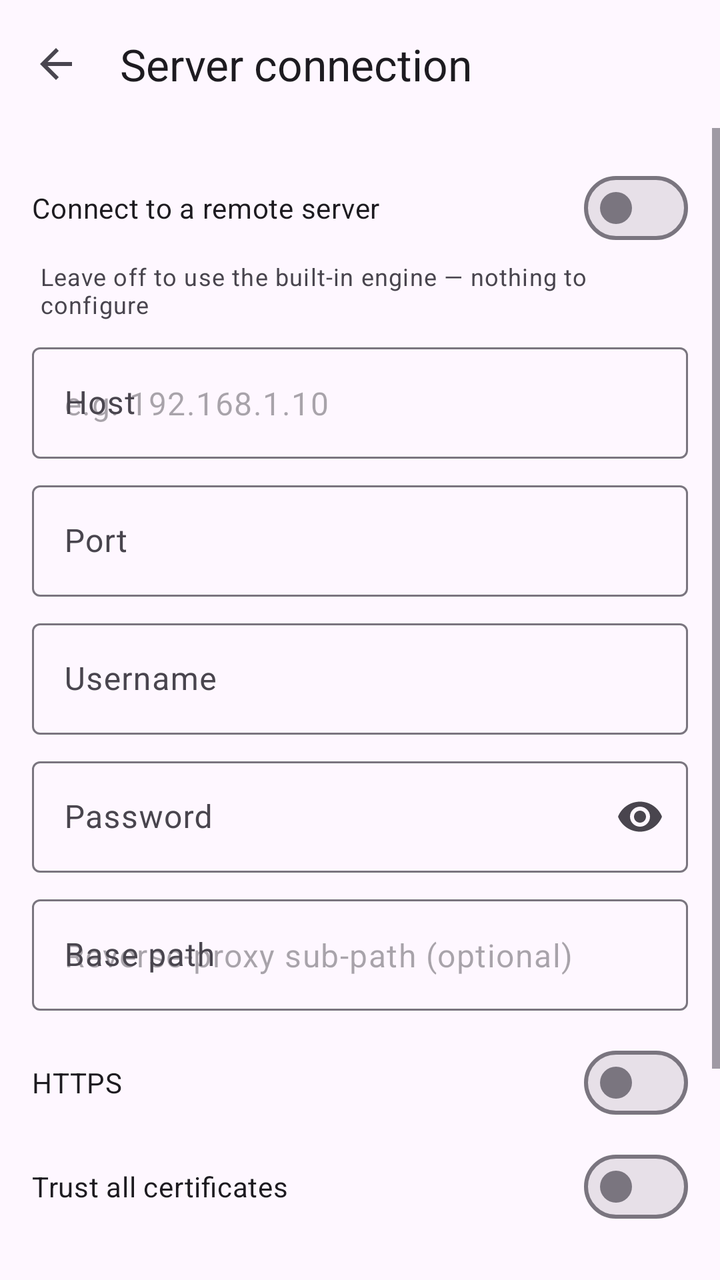
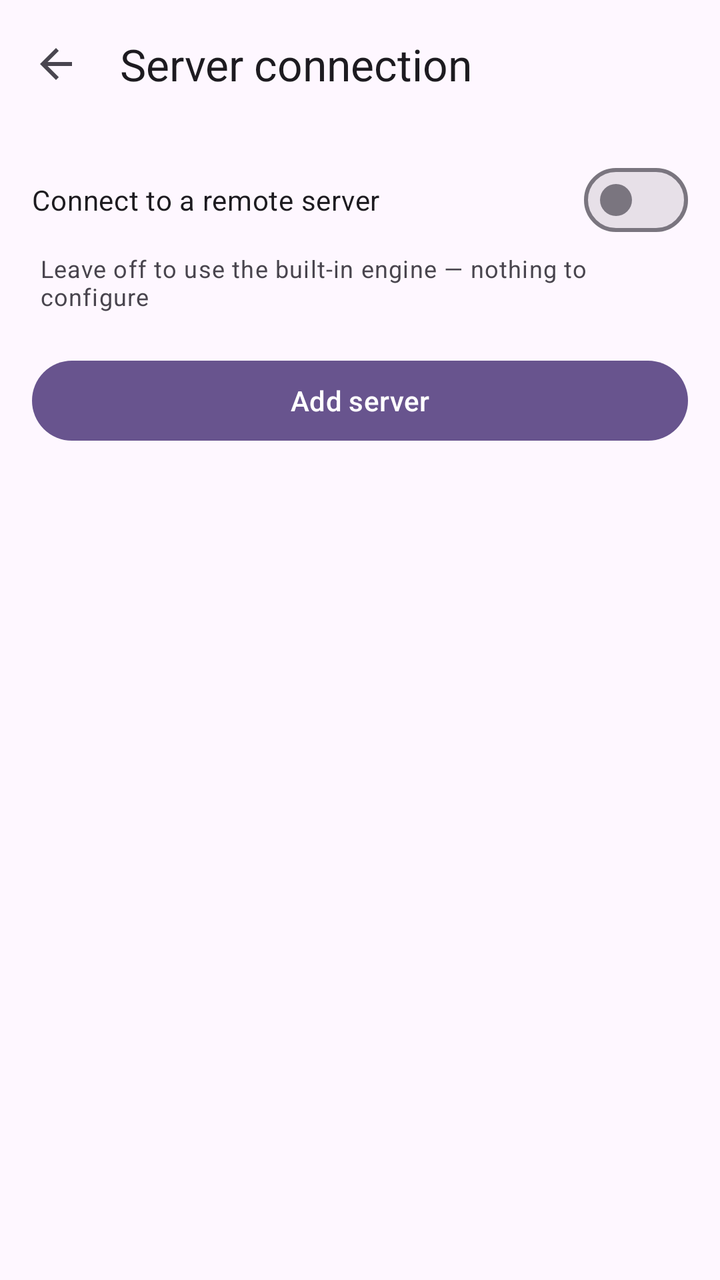

Screens rendered from an Android XML layout before and after an edit, with the pre-edit source and the edit as a unified diff.
<!-- AndroidManifest.xml: application theme AppTheme -->
<!-- res/layout/activity_server_settings.xml -->
<?xml version="1.0" encoding="utf-8"?>
<LinearLayout xmlns:android="http://schemas.android.com/apk/res/android"
    xmlns:app="http://schemas.android.com/apk/res-auto"
    android:layout_width="match_parent"
    android:layout_height="match_parent"
    android:orientation="vertical">

    <com.google.android.material.appbar.AppBarLayout
        android:layout_width="match_parent"
        android:layout_height="wrap_content"
        android:fitsSystemWindows="true"
        app:liftOnScroll="false"
        app:statusBarForeground="?attr/colorSurface">

        <androidx.appcompat.widget.Toolbar
            android:id="@+id/toolbar"
            android:layout_width="match_parent"
            android:layout_height="?attr/actionBarSize"
            android:background="?attr/colorSurface"
            app:navigationIcon="?attr/homeAsUpIndicator"
            app:title="@string/settings_server_connection" />
    </com.google.android.material.appbar.AppBarLayout>

    <ScrollView
        android:id="@+id/serverScroll"
        android:layout_width="match_parent"
        android:layout_height="match_parent"
        android:scrollbars="vertical">

        <LinearLayout
            android:layout_width="match_parent"
            android:layout_height="wrap_content"
            android:orientation="vertical"
            android:padding="16dp">

            <com.google.android.material.materialswitch.MaterialSwitch
                android:id="@+id/remoteSwitch"
                android:layout_width="match_parent"
                android:layout_height="wrap_content"
                android:text="@string/settings_remote_switch" />

            <TextView
                android:id="@+id/remoteSwitchSub"
                android:layout_width="match_parent"
                android:layout_height="wrap_content"
                android:layout_marginStart="4dp"
                android:layout_marginTop="2dp"
                android:layout_marginBottom="8dp"
                android:text="@string/settings_remote_switch_sub"
                android:textAppearance="?attr/textAppearanceBodySmall"
                android:textColor="?attr/colorOnSurfaceVariant" />

            <LinearLayout
                android:id="@+id/remoteForm"
                android:layout_width="match_parent"
                android:layout_height="wrap_content"
                android:orientation="vertical">

                <com.google.android.material.textfield.TextInputLayout
                    android:layout_width="match_parent"
                    android:layout_height="wrap_content"
                    android:hint="@string/settings_host_label">

                    <com.google.android.material.textfield.TextInputEditText
                        android:id="@+id/hostInput"
                        android:layout_width="match_parent"
                        android:layout_height="wrap_content"
                        android:hint="@string/settings_host_hint"
                        android:inputType="textUri" />
                </com.google.android.material.textfield.TextInputLayout>

                <com.google.android.material.textfield.TextInputLayout
                    android:layout_width="match_parent"
                    android:layout_height="wrap_content"
                    android:layout_marginTop="8dp"
                    android:hint="@string/settings_port_label">

                    <com.google.android.material.textfield.TextInputEditText
                        android:id="@+id/portInput"
                        android:layout_width="match_parent"
                        android:layout_height="wrap_content"
                        android:inputType="number" />
                </com.google.android.material.textfield.TextInputLayout>

                <com.google.android.material.textfield.TextInputLayout
                    android:layout_width="match_parent"
                    android:layout_height="wrap_content"
                    android:layout_marginTop="8dp"
                    android:hint="@string/settings_username_label">

                    <com.google.android.material.textfield.TextInputEditText
                        android:id="@+id/usernameInput"
                        android:layout_width="match_parent"
                        android:layout_height="wrap_content"
                        android:inputType="text" />
                </com.google.android.material.textfield.TextInputLayout>

                <com.google.android.material.textfield.TextInputLayout
                    android:layout_width="match_parent"
                    android:layout_height="wrap_content"
                    android:layout_marginTop="8dp"
                    android:hint="@string/settings_password_label"
                    app:endIconMode="password_toggle">

                    <com.google.android.material.textfield.TextInputEditText
                        android:id="@+id/passwordInput"
                        android:layout_width="match_parent"
                        android:layout_height="wrap_content"
                        android:inputType="textPassword" />
                </com.google.android.material.textfield.TextInputLayout>

                <com.google.android.material.textfield.TextInputLayout
                    android:layout_width="match_parent"
                    android:layout_height="wrap_content"
                    android:layout_marginTop="8dp"
                    android:hint="@string/settings_base_path_label">

                    <com.google.android.material.textfield.TextInputEditText
                        android:id="@+id/basePathInput"
                        android:layout_width="match_parent"
                        android:layout_height="wrap_content"
                        android:hint="@string/settings_base_path_hint"
                        android:inputType="textNoSuggestions" />
                </com.google.android.material.textfield.TextInputLayout>

                <com.google.android.material.materialswitch.MaterialSwitch
                    android:id="@+id/httpsSwitch"
                    android:layout_width="match_parent"
                    android:layout_height="wrap_content"
                    android:layout_marginTop="12dp"
                    android:text="@string/settings_https_label" />

                <com.google.android.material.materialswitch.MaterialSwitch
                    android:id="@+id/trustAllSwitch"
                    android:layout_width="match_parent"
                    android:layout_height="wrap_content"
                    android:layout_marginTop="4dp"
                    android:text="@string/settings_trust_all_label" />

                <com.google.android.material.button.MaterialButton
                    android:id="@+id/testButton"
                    style="?attr/borderlessButtonStyle"
                    android:layout_width="match_parent"
                    android:layout_height="wrap_content"
                    android:layout_marginTop="16dp"
                    android:text="@string/settings_test_connection" />
            </LinearLayout>

            <com.google.android.material.button.MaterialButton
                android:id="@+id/saveButton"
                android:layout_width="match_parent"
                android:layout_height="wrap_content"
                android:layout_marginTop="24dp"
                android:text="@string/settings_save" />
        </LinearLayout>
    </ScrollView>
</LinearLayout>
<!-- resources referenced by this layout -->
<resources>
  <string name="settings_base_path_hint">Reverse-proxy sub-path (optional)</string>
  <string name="settings_base_path_label">Base path</string>
  <string name="settings_host_hint">e.g. 192.168.1.10</string>
  <string name="settings_host_label">Host</string>
  <string name="settings_https_label">HTTPS</string>
  <string name="settings_password_label">Password</string>
  <string name="settings_port_label">Port</string>
  <string name="settings_remote_switch">Connect to a remote server</string>
  <string name="settings_remote_switch_sub">Leave off to use the built-in engine — nothing to configure</string>
  <string name="settings_save">Save</string>
  <string name="settings_server_connection">Server connection</string>
  <string name="settings_test_connection">Test connection</string>
  <string name="settings_trust_all_label">Trust all certificates</string>
  <string name="settings_username_label">Username</string>
  <style name="AppTheme" parent="BaseTheme" />
  <color name="md_theme_primary">#68548E</color>
  <color name="md_theme_onPrimary">#FFFFFF</color>
  <color name="md_theme_primaryContainer">#EBDDFF</color>
  <color name="md_theme_onPrimaryContainer">#4F3D74</color>
  <color name="md_theme_secondary">#635B70</color>
  <color name="md_theme_onSecondary">#FFFFFF</color>
  <color name="md_theme_secondaryContainer">#E9DEF8</color>
  <color name="md_theme_onSecondaryContainer">#4B4358</color>
  <color name="md_theme_tertiary">#7E525D</color>
  <color name="md_theme_onTertiary">#FFFFFF</color>
  <color name="md_theme_tertiaryContainer">#FFD9E1</color>
  <color name="md_theme_onTertiaryContainer">#643B46</color>
  <color name="md_theme_error">#BA1A1A</color>
  <color name="md_theme_onError">#FFFFFF</color>
  <color name="md_theme_errorContainer">#FFDAD6</color>
  <color name="md_theme_onErrorContainer">#93000A</color>
  <color name="md_theme_background">#FEF7FF</color>
  <color name="md_theme_onBackground">#1D1B20</color>
  <color name="md_theme_surface">#FEF7FF</color>
  <color name="md_theme_onSurface">#1D1B20</color>
  <color name="md_theme_surfaceVariant">#E7E0EB</color>
  <color name="md_theme_onSurfaceVariant">#49454E</color>
  <color name="md_theme_outline">#7A757F</color>
  <color name="md_theme_outlineVariant">#CBC4CF</color>
  <color name="md_theme_inverseSurface">#322F35</color>
  <color name="md_theme_inverseOnSurface">#F5EFF7</color>
  <color name="md_theme_inversePrimary">#D3BCFD</color>
  <color name="md_theme_primaryFixed">#EBDDFF</color>
  <color name="md_theme_onPrimaryFixed">#230F46</color>
  <color name="md_theme_primaryFixedDim">#D3BCFD</color>
  <color name="md_theme_onPrimaryFixedVariant">#4F3D74</color>
  <color name="md_theme_secondaryFixed">#E9DEF8</color>
  <color name="md_theme_onSecondaryFixed">#1F182B</color>
  <color name="md_theme_secondaryFixedDim">#CDC2DB</color>
  <color name="md_theme_onSecondaryFixedVariant">#4B4358</color>
  <color name="md_theme_tertiaryFixed">#FFD9E1</color>
  <color name="md_theme_onTertiaryFixed">#31101B</color>
  <color name="md_theme_tertiaryFixedDim">#F0B7C5</color>
  <color name="md_theme_onTertiaryFixedVariant">#643B46</color>
  <color name="md_theme_surfaceDim">#DED8E0</color>
  <color name="md_theme_surfaceBright">#FEF7FF</color>
  <color name="md_theme_surfaceContainerLowest">#FFFFFF</color>
  <color name="md_theme_surfaceContainerLow">#F8F1FA</color>
  <color name="md_theme_surfaceContainer">#F2ECF4</color>
  <color name="md_theme_surfaceContainerHigh">#EDE6EE</color>
  <color name="md_theme_surfaceContainerHighest">#E7E0E8</color>
  <color name="colorOk">#2E6A44</color>
  <color name="colorOnOk">#FFFFFF</color>
  <color name="colorOkContainer">#B1F1C1</color>
  <color name="colorOnOkContainer">#12512E</color>
  <style name="Widget.App.SearchBar" parent="Widget.Material3.SearchBar">
          <item name="elevation">0dp</item>
      </style>
  <!-- unchanged entries left out for length: 5 -->
</resources>

<!-- the commit's change to res/layout/activity_server_settings.xml (unified diff, before → after) -->
@@ -21,7 +21,7 @@
             app:title="@string/settings_server_connection" />
     </com.google.android.material.appbar.AppBarLayout>
 
-    <ScrollView
+    <androidx.core.widget.NestedScrollView
         android:id="@+id/serverScroll"
         android:layout_width="match_parent"
         android:layout_height="match_parent"
@@ -30,128 +30,50 @@
         <LinearLayout
             android:layout_width="match_parent"
             android:layout_height="wrap_content"
-            android:orientation="vertical"
-            android:padding="16dp">
+            android:orientation="vertical">
 
             <com.google.android.material.materialswitch.MaterialSwitch
                 android:id="@+id/remoteSwitch"
                 android:layout_width="match_parent"
                 android:layout_height="wrap_content"
+                android:layout_marginHorizontal="16dp"
+                android:layout_marginTop="12dp"
                 android:text="@string/settings_remote_switch" />
 
             <TextView
                 android:id="@+id/remoteSwitchSub"
                 android:layout_width="match_parent"
                 android:layout_height="wrap_content"
-                android:layout_marginStart="4dp"
+                android:layout_marginHorizontal="20dp"
                 android:layout_marginTop="2dp"
-                android:layout_marginBottom="8dp"
+                android:layout_marginBottom="4dp"
                 android:text="@string/settings_remote_switch_sub"
                 android:textAppearance="?attr/textAppearanceBodySmall"
                 android:textColor="?attr/colorOnSurfaceVariant" />
 
             <LinearLayout
-                android:id="@+id/remoteForm"
+                android:id="@+id/profileList"
                 android:layout_width="match_parent"
                 android:layout_height="wrap_content"
-                android:orientation="vertical">
+                android:orientation="vertical" />
 
-                <com.google.android.material.textfield.TextInputLayout
-                    android:layout_width="match_parent"
-                    android:layout_height="wrap_content"
-                    android:hint="@string/settings_host_label">
-
-                    <com.google.android.material.textfield.TextInputEditText
-                        android:id="@+id/hostInput"
-                        android:layout_width="match_parent"
-                        android:layout_height="wrap_content"
-                        android:hint="@string/settings_host_hint"
-                        android:inputType="textUri" />
-                </com.google.android.material.textfield.TextInputLayout>
-
-                <com.google.android.material.textfield.TextInputLayout
-                    android:layout_width="match_parent"
-                    android:layout_height="wrap_content"
-                    android:layout_marginTop="8dp"
-                    android:hint="@string/settings_port_label">
-
-                    <com.google.android.material.textfield.TextInputEditText
-                        android:id="@+id/portInput"
-                        android:layout_width="match_parent"
-                        android:layout_height="wrap_content"
-                        android:inputType="number" />
-                </com.google.android.material.textfield.TextInputLayout>
-
-                <com.google.android.material.textfield.TextInputLayout
-                    android:layout_width="match_parent"
-                    android:layout_height="wrap_content"
-                    android:layout_marginTop="8dp"
-                    android:hint="@string/settings_username_label">
-
-                    <com.google.android.material.textfield.TextInputEditText
-                        android:id="@+id/usernameInput"
-                        android:layout_width="match_parent"
-                        android:layout_height="wrap_content"
-                        android:inputType="text" />
-                </com.google.android.material.textfield.TextInputLayout>
-
-                <com.google.android.material.textfield.TextInputLayout
-                    android:layout_width="match_parent"
-                    android:layout_height="wrap_content"
-                    android:layout_marginTop="8dp"
-                    android:hint="@string/settings_password_label"
-                    app:endIconMode="password_toggle">
-
-                    <com.google.android.material.textfield.TextInputEditText
-                        android:id="@+id/passwordInput"
-                        android:layout_width="match_parent"
-                        android:layout_height="wrap_content"
-                        android:inputType="textPassword" />
-                </com.google.android.material.textfield.TextInputLayout>
-
-                <com.google.android.material.textfield.TextInputLayout
-                    android:layout_width="match_parent"
-                    android:layout_height="wrap_content"
-                    android:layout_marginTop="8dp"
-                    android:hint="@string/settings_base_path_label">
-
-                    <com.google.android.material.textfield.TextInputEditText
-                        android:id="@+id/basePathInput"
-                        android:layout_width="match_parent"
-                        android:layout_height="wrap_content"
-                        android:hint="@string/settings_base_path_hint"
-                        android:inputType="textNoSuggestions" />
-                </com.google.android.material.textfield.TextInputLayout>
-
-                <com.google.android.material.materialswitch.MaterialSwitch
-                    android:id="@+id/httpsSwitch"
-                    android:layout_width="match_parent"
-                    android:layout_height="wrap_content"
-                    android:layout_marginTop="12dp"
-                    android:text="@string/settings_https_label" />
-
-                <com.google.android.material.materialswitch.MaterialSwitch
-                    android:id="@+id/trustAllSwitch"
-                    android:layout_width="match_parent"
-                    android:layout_height="wrap_content"
-                    android:layout_marginTop="4dp"
-                    android:text="@string/settings_trust_all_label" />
-
-                <com.google.android.material.button.MaterialButton
-                    android:id="@+id/testButton"
-                    style="?attr/borderlessButtonStyle"
-                    android:layout_width="match_parent"
-                    android:layout_height="wrap_content"
-                    android:layout_marginTop="16dp"
-                    android:text="@string/settings_test_connection" />
-            </LinearLayout>
+            <TextView
+                android:id="@+id/emptyView"
+                android:layout_width="match_parent"
+                android:layout_height="wrap_content"
+                android:gravity="center"
+                android:padding="32dp"
+                android:text="@string/server_profile_empty"
+                android:textAppearance="?attr/textAppearanceBodyMedium"
+                android:textColor="?attr/colorOnSurfaceVariant"
+                android:visibility="gone" />
 
             <com.google.android.material.button.MaterialButton
-                android:id="@+id/saveButton"
+                android:id="@+id/addButton"
                 android:layout_width="match_parent"
                 android:layout_height="wrap_content"
-                android:layout_marginTop="24dp"
-                android:text="@string/settings_save" />
+                android:layout_margin="16dp"
+                android:text="@string/server_add" />
         </LinearLayout>
-    </ScrollView>
+    </androidx.core.widget.NestedScrollView>
 </LinearLayout>
<!-- resource entries referenced after the edit -->
@@ -1,19 +1,10 @@
 <!-- resources referenced by this layout -->
 <resources>
-  <string name="settings_base_path_hint">Reverse-proxy sub-path (optional)</string>
-  <string name="settings_base_path_label">Base path</string>
-  <string name="settings_host_hint">e.g. 192.168.1.10</string>
-  <string name="settings_host_label">Host</string>
-  <string name="settings_https_label">HTTPS</string>
-  <string name="settings_password_label">Password</string>
-  <string name="settings_port_label">Port</string>
+  <string name="server_add">Add server</string>
+  <string name="server_profile_empty">No servers configured yet — add one to connect remotely</string>
   <string name="settings_remote_switch">Connect to a remote server</string>
   <string name="settings_remote_switch_sub">Leave off to use the built-in engine — nothing to configure</string>
-  <string name="settings_save">Save</string>
   <string name="settings_server_connection">Server connection</string>
-  <string name="settings_test_connection">Test connection</string>
-  <string name="settings_trust_all_label">Trust all certificates</string>
-  <string name="settings_username_label">Username</string>
   <style name="AppTheme" parent="BaseTheme" />
   <color name="md_theme_primary">#68548E</color>
   <color name="md_theme_onPrimary">#FFFFFF</color>
